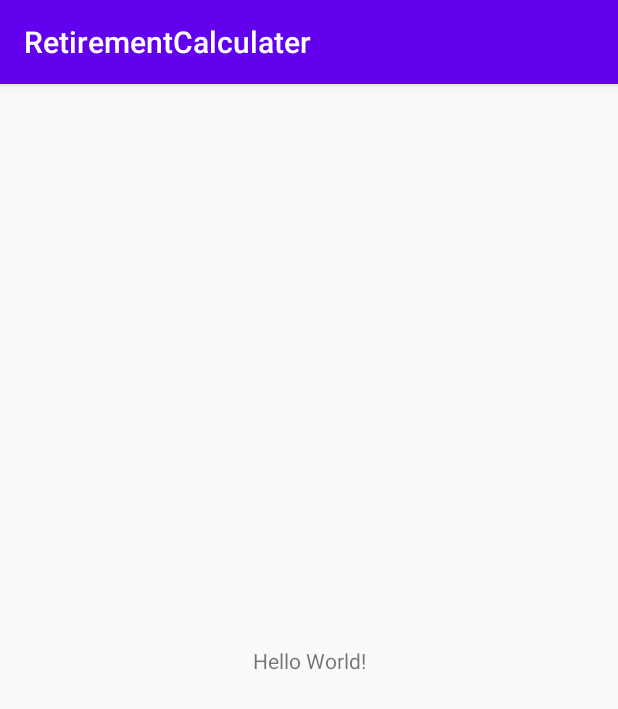
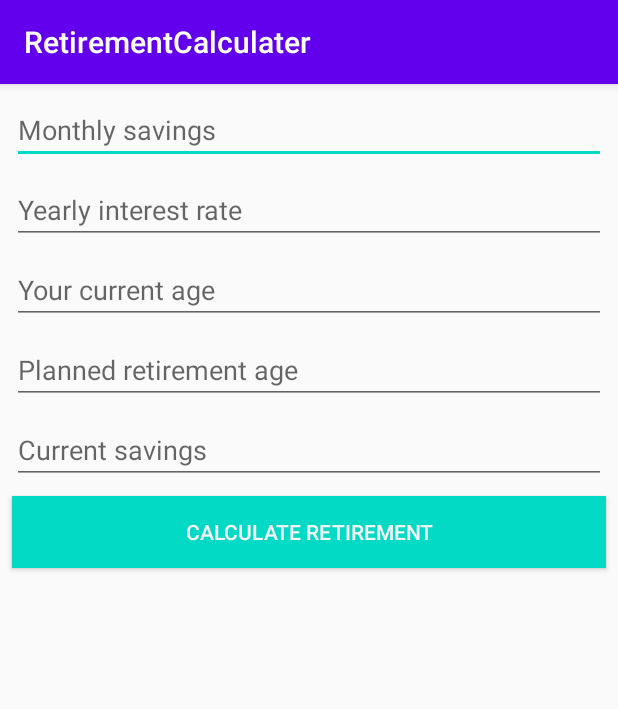
Before and after one commit to suada-haji/CICDDroid, an Android app: the screen it shows after launch (MainActivity), on a phone screen of 412 x 824 dp. Shown: the top 709 px of the screen. Run offline under Robolectric (Android 15) with nearby library versions, the phone set to English and light mode, and no system bars; libraries missing offline, so code that uses them is left out: com.microsoft.appcenter; 1 statement that could not run was skipped.

Commit message:
Send event properties

```diff
--- a/app/src/main/java/com/suadahaji/retirementcalculater/MainActivity.kt
+++ b/app/src/main/java/com/suadahaji/retirementcalculater/MainActivity.kt
@@ -5,6 +5,8 @@ import androidx.appcompat.app.AppCompatActivity
 import com.microsoft.appcenter.AppCenter
 import com.microsoft.appcenter.analytics.Analytics
 import com.microsoft.appcenter.crashes.Crashes
+import kotlinx.android.synthetic.main.activity_main.*
+import java.lang.Exception
 
 
 class MainActivity : AppCompatActivity() {
@@ -14,5 +16,33 @@ class MainActivity : AppCompatActivity() {
 
         AppCenter.start(application, "8ceb9e11-db30-4574-bf74-a3f7bd735c2f",
                 Analytics::class.java, Crashes::class.java)
+
+        calculateButton.setOnClickListener {
+//            Crashes.generateTestCrash()
+           try {
+               val interestRate = interestEditText.text.toString().toFloat()
+               val currentAge = ageEditText.text.toString().toInt()
+               val retirementAge = retirementEditText.text.toString().toInt()
+               val monthly = retirementEditText.text.toString().toFloat()
+               val current = retirementEditText.text.toString().toFloat()
+
+               val properties: HashMap<String, String> = HashMap()
+               properties.put("interest_rate", interestRate.toString())
+               properties.put("current_age", currentAge.toString())
+               properties.put("retirement_age", retirementAge.toString())
+               properties.put("monthly_savings", monthly.toString())
+               properties.put("current_savings", current.toString())
+
+               if (interestRate <= 0) {
+                   Analytics.trackEvent("wrong_interest_rate", properties)
+               }
+
+               if (retirementAge <= currentAge) {
+                   Analytics.trackEvent("wrong_age", properties)
+               }
+           }  catch (ex: Exception) {
+               Analytics.trackEvent(ex.message)
+           }
+        }
     }
 }
--- a/app/src/main/res/layout/activity_main.xml
+++ b/app/src/main/res/layout/activity_main.xml
@@ -6,13 +6,101 @@
     android:layout_height="match_parent"
     tools:context=".MainActivity">
 
-    <TextView
-        android:layout_width="wrap_content"
-        android:layout_height="wrap_content"
-        android:text="Hello World!"
-        app:layout_constraintBottom_toBottomOf="parent"
-        app:layout_constraintLeft_toLeftOf="parent"
-        app:layout_constraintRight_toRightOf="parent"
+    <EditText
+        android:id="@+id/monthlySavingsEditText"
+        android:layout_width="0dp"
+        android:layout_height="45dp"
+        android:layout_marginStart="8dp"
+        android:layout_marginTop="8dp"
+        android:layout_marginEnd="8dp"
+        android:ems="10"
+        android:hint="Monthly savings"
+        android:inputType="numberDecimal"
+        app:layout_constraintEnd_toEndOf="parent"
+        app:layout_constraintStart_toStartOf="parent"
         app:layout_constraintTop_toTopOf="parent" />
 
+    <EditText
+        android:id="@+id/interestEditText"
+        android:layout_width="0dp"
+        android:layout_height="45dp"
+        android:layout_marginStart="8dp"
+        android:layout_marginTop="8dp"
+        android:layout_marginEnd="8dp"
+        android:ems="10"
+        android:hint="Yearly interest rate"
+        android:inputType="numberDecimal"
+        app:layout_constraintEnd_toEndOf="parent"
+        app:layout_constraintStart_toStartOf="parent"
+        app:layout_constraintTop_toBottomOf="@+id/monthlySavingsEditText" />
+
+    <EditText
+        android:id="@+id/ageEditText"
+        android:layout_width="0dp"
+        android:layout_height="45dp"
+        android:layout_marginStart="8dp"
+        android:layout_marginTop="8dp"
+        android:layout_marginEnd="8dp"
+        android:ems="10"
+        android:hint="Your current age"
+        android:inputType="number"
+        app:layout_constraintEnd_toEndOf="parent"
+        app:layout_constraintStart_toStartOf="parent"
+        app:layout_constraintTop_toBottomOf="@+id/interestEditText" />
+
+    <EditText
+        android:id="@+id/retirementEditText"
+        android:layout_width="0dp"
+        android:layout_height="45dp"
+        android:layout_marginStart="8dp"
+        android:layout_marginTop="8dp"
+        android:layout_marginEnd="8dp"
+        android:ems="10"
+        android:hint="Planned retirement age"
+        android:inputType="number"
+        app:layout_constraintEnd_toEndOf="parent"
+        app:layout_constraintStart_toStartOf="parent"
+        app:layout_constraintTop_toBottomOf="@+id/ageEditText" />
+
+    <EditText
+        android:id="@+id/currentEditText"
+        android:layout_width="0dp"
+        android:layout_height="45dp"
+        android:layout_marginStart="8dp"
+        android:layout_marginTop="8dp"
+        android:layout_marginEnd="8dp"
+        android:ems="10"
+        android:hint="Current savings"
+        android:inputType="numberDecimal"
+        app:layout_constraintEnd_toEndOf="parent"
+        app:layout_constraintStart_toStartOf="parent"
+        app:layout_constraintTop_toBottomOf="@+id/retirementEditText" />
+
+    <Button
+        android:id="@+id/calculateButton"
+        android:layout_width="0dp"
+        android:layout_height="wrap_content"
+        android:layout_marginStart="8dp"
+        android:layout_marginTop="8dp"
+        android:layout_marginEnd="8dp"
+        android:background="@color/colorAccent"
+        android:text="Calculate retirement"
+        android:textColor="#F8F7F7"
+        app:layout_constraintEnd_toEndOf="parent"
+        app:layout_constraintStart_toStartOf="parent"
+        app:layout_constraintTop_toBottomOf="@+id/currentEditText" />
+
+    <TextView
+        android:id="@+id/resultTextView"
+        android:layout_width="0dp"
+        android:layout_height="200dp"
+        android:layout_marginStart="8dp"
+        android:layout_marginTop="8dp"
+        android:layout_marginEnd="8dp"
+        android:textSize="25dp"
+        app:layout_constraintEnd_toEndOf="parent"
+        app:layout_constraintStart_toStartOf="parent"
+        app:layout_constraintTop_toBottomOf="@+id/calculateButton" />
+
+
 </androidx.constraintlayout.widget.ConstraintLayout>
```
